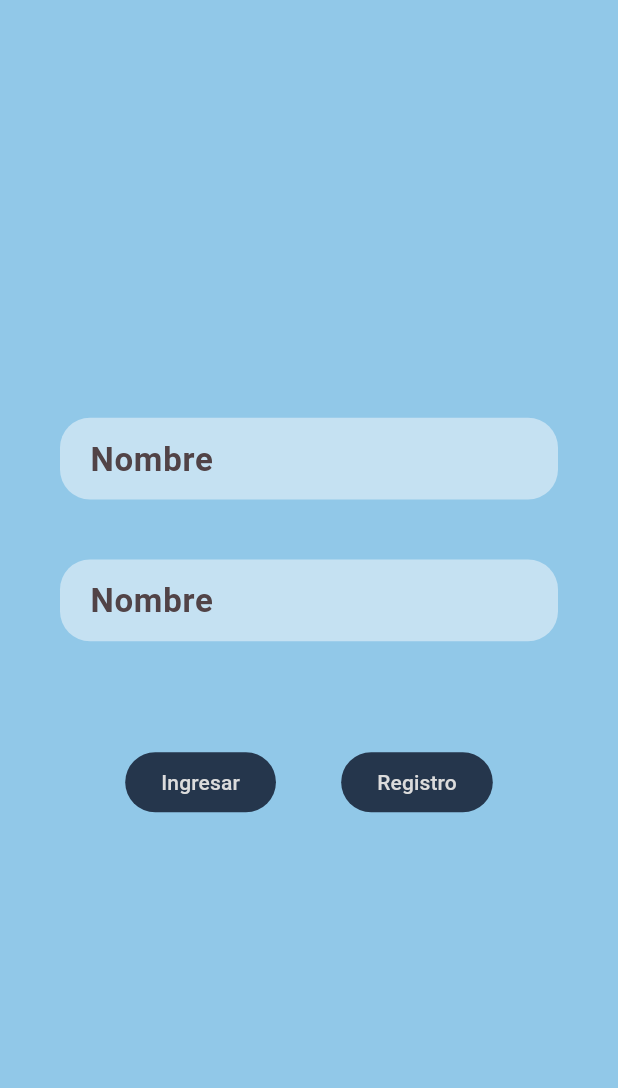
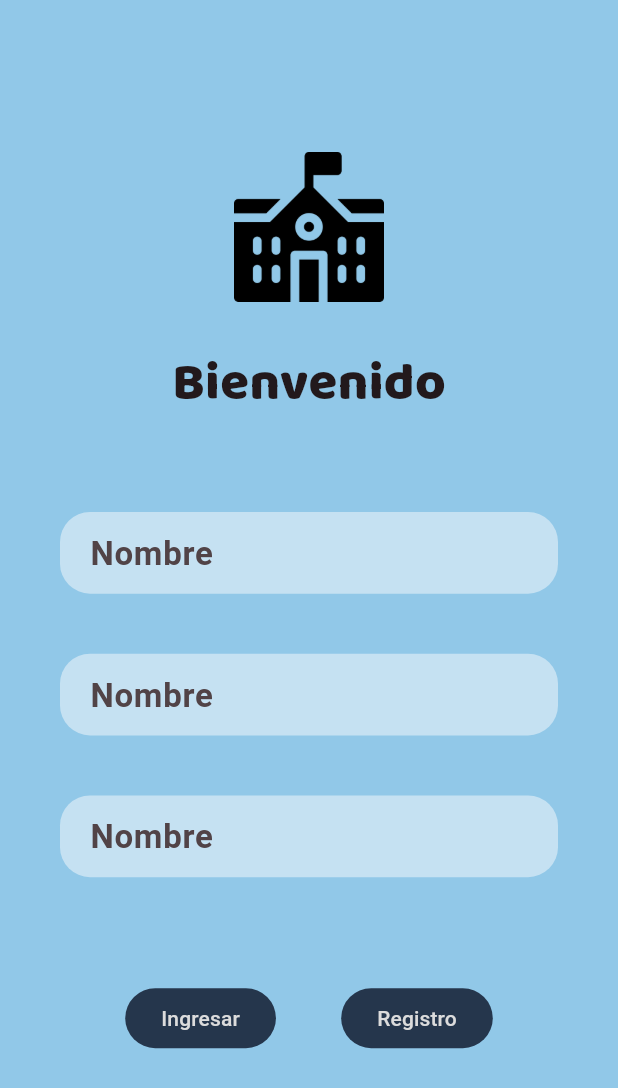
Before and after one commit to ronald-bismar/sistema_disciplinario_estudiantil, a Flutter app: the screen it shows after launch, on a phone screen of 412 x 824 dp. Shown: the top 1088 px of the screen. Run offline on Flutter 3.47's test engine with Material 3 defaults, Android fonts, the light colour scheme and no system bars.

Commit message:
diseñando

```diff
--- a/lib/main.dart
+++ b/lib/main.dart
@@ -40,21 +40,42 @@
       backgroundColor: backgroundColor,
       body: Container(
         alignment: Alignment.center,
-        child: const Column(
+        child: Column(
           mainAxisAlignment: MainAxisAlignment.center,
           children: [
-            Padding(
+            Image.asset(
+              'assets/escuela.png',
+              width: 100,
+              height: 100,
+            ),
+            Container(
+                margin: const EdgeInsets.symmetric(
+                    vertical:
+                        30.0), // Puedes ajustar el valor según tus necesidades
+                child: const Text(
+                  'Bienvenido',
+                  style: TextStyle(
+                      fontFamily: 'Baloo',
+                      fontSize: 35,
+                      fontWeight: FontWeight.w900),
+                )),
+            const Padding(
+              padding:
+                  EdgeInsets.only(top: 30, bottom: 20, left: 40.0, right: 40.0),
+              child: MyTextFieldWidget(),
+            ),
+            const Padding(
               padding:
                   EdgeInsets.only(top: 20, bottom: 20, left: 40.0, right: 40.0),
               child: MyTextFieldWidget(),
             ),
-            Padding(
+            const Padding(
               padding:
                   EdgeInsets.only(top: 20, bottom: 20, left: 40.0, right: 40.0),
               child: MyTextFieldWidget(),
             ),
-            SizedBox(height: 30),
-            Padding(
+            const SizedBox(height: 30),
+            const Padding(
               padding:
                   EdgeInsets.only(top: 20, bottom: 20, left: 40.0, right: 40.0),
               child: MyButton(),
--- a/lib/presentation/screen(widget que cubre toda la pantalla)/ingreso/boton.dart
+++ b/lib/presentation/screen(widget que cubre toda la pantalla)/ingreso/boton.dart
@@ -10,27 +10,39 @@
 class _MyButtons extends State<MyButton> {
   @override
   Widget build(BuildContext context) {
-    return const Row(
+    return Row(
       mainAxisAlignment: MainAxisAlignment.spaceEvenly,
       children: <Widget>[
         FilledButton(
           style: ButtonStyle(
-              backgroundColor:
-                  MaterialStatePropertyAll(Color.fromARGB(255, 37, 54, 76))),
+              padding: MaterialStateProperty.all(const EdgeInsets.all(15)),
+              backgroundColor: const MaterialStatePropertyAll(
+                  Color.fromARGB(255, 37, 54, 76)),
+              shape: MaterialStatePropertyAll(RoundedRectangleBorder(
+                  borderRadius: BorderRadius.circular(10.0)))),
           onPressed: null,
-          child: Text(
-            "Ingresar",
-            style: TextStyle(color: Color.fromARGB(255, 220, 220, 220)),
+          child: const Text(
+            "REGISTRO",
+            style: TextStyle(
+                color: Color.fromARGB(255, 220, 220, 220),
+                fontFamily: 'Linotte',
+                fontWeight: FontWeight.w100),
           ),
         ),
         FilledButton(
             style: ButtonStyle(
-                backgroundColor:
-                    MaterialStatePropertyAll(Color.fromARGB(255, 37, 54, 76))),
+                padding: MaterialStateProperty.all(const EdgeInsets.all(15)),
+                backgroundColor: const MaterialStatePropertyAll(
+                    Color.fromARGB(255, 37, 54, 76)),
+                shape: MaterialStatePropertyAll(RoundedRectangleBorder(
+                    borderRadius: BorderRadius.circular(10.0)))),
             onPressed: null,
-            child: Text(
-              "Registro",
-              style: TextStyle(color: Color.fromARGB(255, 220, 220, 220)),
+            child: const Text(
+              "INGRESAR",
+              style: TextStyle(
+                  color: Color.fromARGB(255, 220, 220, 220),
+                  fontFamily: 'Linotte',
+                  fontWeight: FontWeight.w100),
             ))
       ],
     );
--- a/lib/presentation/screen(widget que cubre toda la pantalla)/ingreso/text_field_widget.dart
+++ b/lib/presentation/screen(widget que cubre toda la pantalla)/ingreso/text_field_widget.dart
@@ -21,12 +21,17 @@
       ),
       child: TextField(
         controller: _controller,
-        style: const TextStyle(fontWeight: FontWeight.w600),
+        style: const TextStyle(
+            fontFamily: 'Linotte', fontWeight: FontWeight.normal),
         decoration: const InputDecoration(
           labelText: "Nombre",
           // Quitar los bordes del TextField
           border: InputBorder.none,
-          labelStyle: TextStyle(fontSize: 22, fontWeight: FontWeight.w600),
+          labelStyle: TextStyle(
+              color: Color.fromARGB(167, 0, 0, 0),
+              fontFamily: 'Linotte',
+              fontSize: 22,
+              fontWeight: FontWeight.w100),
           contentPadding: EdgeInsets.symmetric(vertical: 5, horizontal: 20),
         ),
       ),
```
Also changed, not shown: pubspec.yaml (+17 -13 lines), assets/escuela.png (added), fonts/BalooDa2-Bold.ttf (added), fonts/BalooDa2-ExtraBold.ttf (added), fonts/BalooDa2-SemiBold.ttf (added), fonts/Linotte Light.otf (added), fonts/linottebold.otf (added), fonts/linotteheavy.otf (added), fonts/linotteregular.otf (added), fonts/linottesemibold.otf (added).
